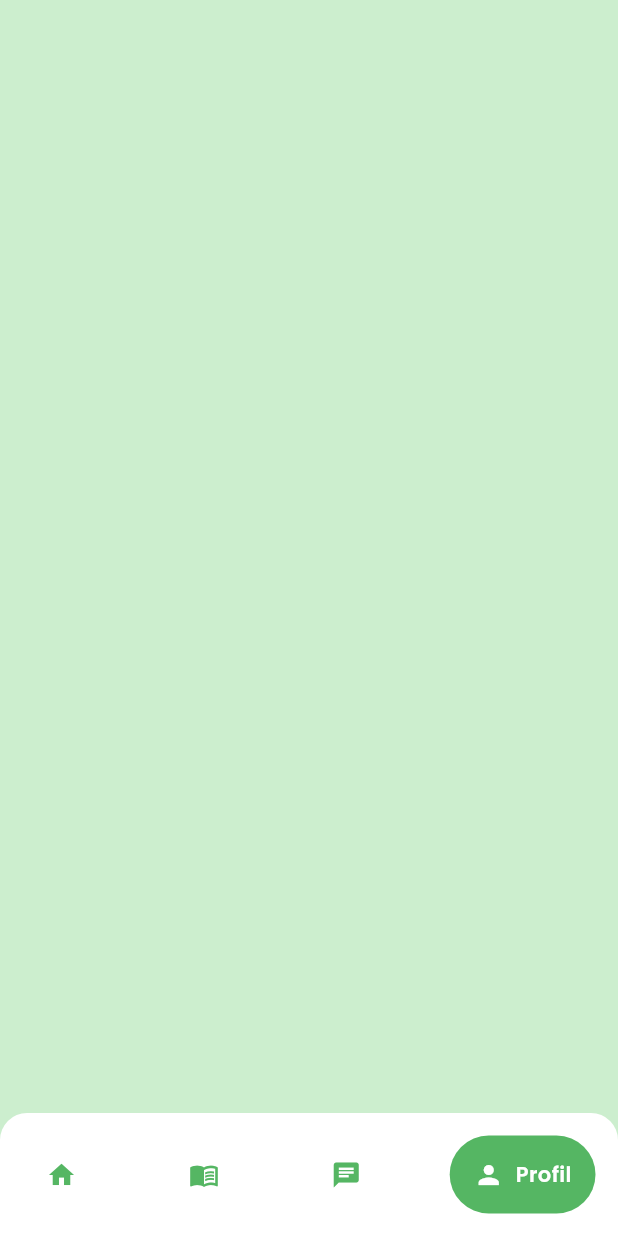
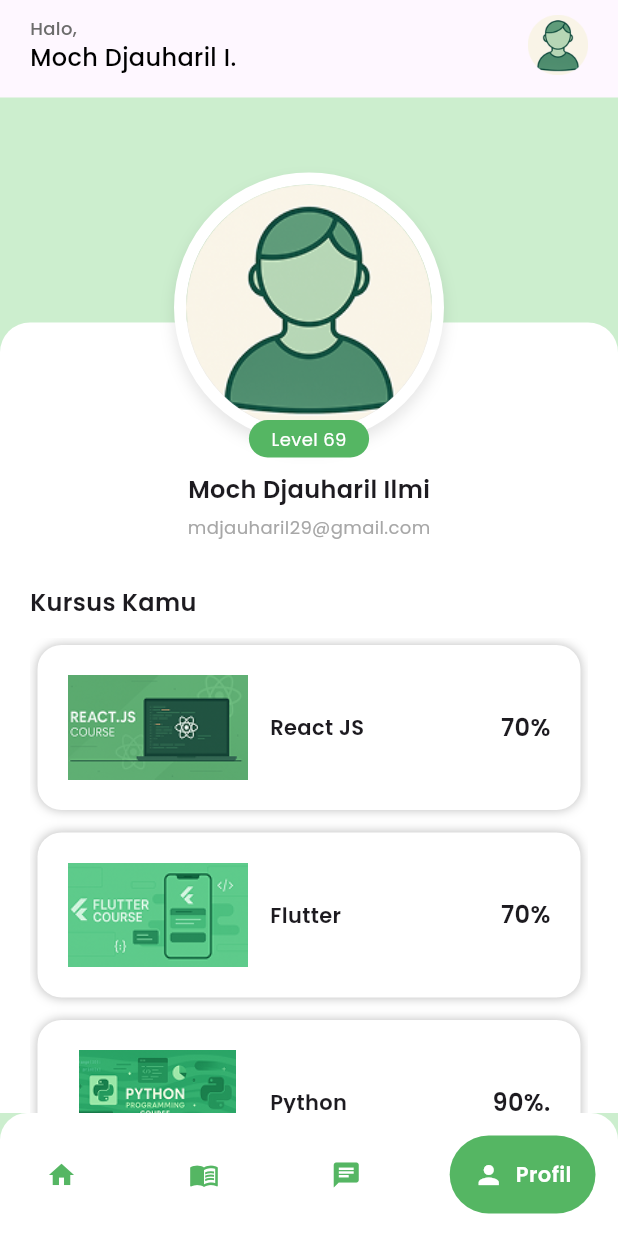
Before and after one commit to yowxy/Ngodingin, a Flutter app: the screen it shows after launch, item 4 of the bottom bar chosen, on a phone screen of 412 x 824 dp. Run offline on Flutter 3.47's test engine with Material 3 defaults, Android fonts, the light colour scheme and no system bars; drawn by our look-alikes of google_nav_bar; our stand-ins replace flutter_svg, google_fonts, line_icons.

Commit message:
feat: slicing profile pages

```diff
--- a/lib/features/home/screens/profile.dart
+++ b/lib/features/home/screens/profile.dart
@@ -1,4 +1,7 @@
 import 'package:flutter/material.dart';
+import 'package:hology_fe/features/home/widgets/header.dart';
+import 'package:hology_fe/features/home/widgets/my_course_list.dart';
+import 'package:hology_fe/shared/theme.dart';
 
 class Profile extends StatefulWidget {
   const Profile({super.key});
@@ -10,6 +13,146 @@ class Profile extends StatefulWidget {
 class _ProfileState extends State<Profile> {
   @override
   Widget build(BuildContext context) {
-    return Container();
+    return Scaffold(
+      body: SafeArea(
+        child: Column(
+          children: [
+            const Header(),
+            Expanded(
+              child: Stack(
+                children: [
+                  Container(
+                    color: whitegreenColor,
+                    width: double.infinity,
+                    height: double.infinity,
+                  ),
+                  Container(
+                    width: double.infinity,
+                    height: double.infinity,
+                    margin: const EdgeInsets.only(top: 150),
+                    decoration: BoxDecoration(
+                      color: whiteColor,
+                      borderRadius: const BorderRadius.only(
+                        topLeft: Radius.circular(20),
+                        topRight: Radius.circular(20),
+                      ),
+                    ),
+                  ),
+                  Positioned(
+                    top: 50,
+                    right: 0,
+                    left: 0,
+                    child: Center(
+                      child: Container(
+                        width: 180,
+                        height: 180,
+                        decoration: BoxDecoration(
+                          shape: BoxShape.circle,
+                          border: Border.all(color: Colors.white, width: 8),
+                          boxShadow: [
+                            BoxShadow(
+                              color: Colors.black.withOpacity(0.1),
+                              blurRadius: 8,
+                              offset: const Offset(0, 5),
+                            ),
+                          ],
+                        ),
+                        child: ClipOval(
+                          child: Image.asset(
+                            "assets/images/profile.png",
+                            fit: BoxFit.cover,
+                          ),
+                        ),
+                      ),
+                    ),
+                  ),
+
+                  Positioned(
+                    top: 215,
+                    right: 0,
+                    left: 0,
+                    child: Container(
+                      color: Colors.transparent,
+                      child: Center(
+                        child: Column(
+                          children: [
+                            Container(
+                              padding: const EdgeInsets.symmetric(
+                                horizontal: 15,
+                                vertical: 4,
+                              ),
+                              decoration: BoxDecoration(
+                                color: greenColor,
+                                borderRadius: BorderRadius.circular(99),
+                              ),
+                              child: Text(
+                                "Level 69",
+                                style: TextStyle(
+                                  color: whiteColor,
+                                  fontSize: 12,
+                                ),
+                              ),
+                            ),
+                            const SizedBox(height: 10),
+                            Text(
+                              "Moch Djauharil Ilmi",
+                              style: TextStyle(
+                                fontWeight: semibold,
+                                fontSize: 16,
+                              ),
+                            ),
+                            const SizedBox(height: 5),
+                            Text(
+                              "mdjauharil29@gmail.com",
+                              style: TextStyle(
+                                color: lightGrey,
+                                fontSize: 12,
+                              ),
+                            ),
+                          ],
+                        ),
+                      ),
+                    ),
+                  ),
+
+                  Positioned(
+                    top: 325,
+                    right: 0,
+                    left: 0,
+                    child: Padding(
+                      padding: const EdgeInsets.symmetric(horizontal: 20),
+                      child: Column(
+                        crossAxisAlignment: CrossAxisAlignment.start,
+                        children: [
+                          Text(
+                            "Kursus Kamu",
+                            style: TextStyle(
+                              fontSize: 16,
+                              fontWeight: semibold,
+                            ),
+                          ),
+                          const SizedBox(height: 20),
+                        ],
+                      ),
+                    ),
+                  ),
+
+                  Positioned(
+                    top: 360,
+                    right: 0,
+                    left: 0,
+                    bottom: 0,
+                    child: Container(
+                      padding: EdgeInsets.symmetric(horizontal: 20),
+                      child: MyCourseList(), // ← Hanya list course yang scrollable
+                    ),
+                  ),
+                ],
+              ),
+            ),
+          ],
+        ),
+      ),
+    );
   }
 }
--- a/lib/features/home/widgets/header.dart
+++ b/lib/features/home/widgets/header.dart
@@ -39,7 +39,7 @@ class _HeaderState extends State<Header> {
               SizedBox(height: 5),
             ],
           ),
-          GestureDetector(child: Image.asset("assets/images/profile.png")),
+          GestureDetector(child: Image.asset("assets/images/profile.png", height: 40, width: 40)),
         ],
       ),
     );
--- /dev/null
+++ b/lib/features/home/widgets/my_course_list.dart
@@ -0,0 +1,96 @@
+import 'package:flutter/material.dart';
+import 'package:hology_fe/shared/theme.dart';
+
+class MyCourseList extends StatefulWidget {
+  const MyCourseList({super.key});
+
+  @override
+  State<MyCourseList> createState() => _MyCourseListState();
+}
+
+class _MyCourseListState extends State<MyCourseList> {
+  final List<Map<String, String>> courses = [
+    {
+      "title": "React JS",
+      "progress": "70%",
+      "image": "assets/images/react.png",
+    },
+    {
+      "title": "Flutter",
+      "progress": "70%",
+      "image": "assets/images/flutter.png",
+    },
+    {
+      "title": "Python",
+      "progress": "90%.",
+      "image": "assets/images/python.png",
+    },
+    {
+      "title": "Python",
+      "progress": "90%.",
+      "image": "assets/images/python.png",
+    },
+    {
+      "title": "Python",
+      "progress": "90%.",
+      "image": "assets/images/python.png",
+    },
+  ];
+
+  @override
+  Widget build(BuildContext context) {
+    return ListView.builder(
+      physics: const BouncingScrollPhysics(),
+      itemCount: courses.length,
+      itemBuilder: (context, index) {
+        final course = courses[index];
+        return Container(
+          height: 110,
+          padding: EdgeInsets.all(20),
+          margin: EdgeInsets.only(bottom: 10, top: 5, left: 5, right: 5),
+          decoration: BoxDecoration(
+            color: Colors.white,
+            borderRadius: BorderRadius.circular(16),
+            boxShadow: [
+              BoxShadow(
+                color: Colors.black26,
+                blurRadius: 5,
+                offset: Offset(0, 0),
+              ),
+            ],
+          ),
+          child: Row(
+            children: [
+              Image.asset(course["image"]!, height: 120, width: 120),
+              const SizedBox(width: 15),
+              Expanded(
+                child: Column(
+                  mainAxisAlignment: MainAxisAlignment.center,
+                  crossAxisAlignment: CrossAxisAlignment.stretch,
+                  children: [
+                    Row(
+                      mainAxisAlignment: MainAxisAlignment.spaceBetween,
+                      children: [
+                        Flexible(
+                          child: Text(
+                            course["title"]!,
+                            style: TextStyle(fontSize: 14, fontWeight: semibold),
+                            overflow: TextOverflow.ellipsis,
+                          ),
+                        ),
+                        Text(
+                          course["progress"]!,
+                          style: TextStyle(fontSize: 16, fontWeight: semibold),
+                        ),
+                      ],
+                    ),
+                  ],
+                ),
+              ),
+            ],
+          ),
+        );
+      },
+    );
+  }
+}
```
Also changed, not shown: assets/images/profile.png.
